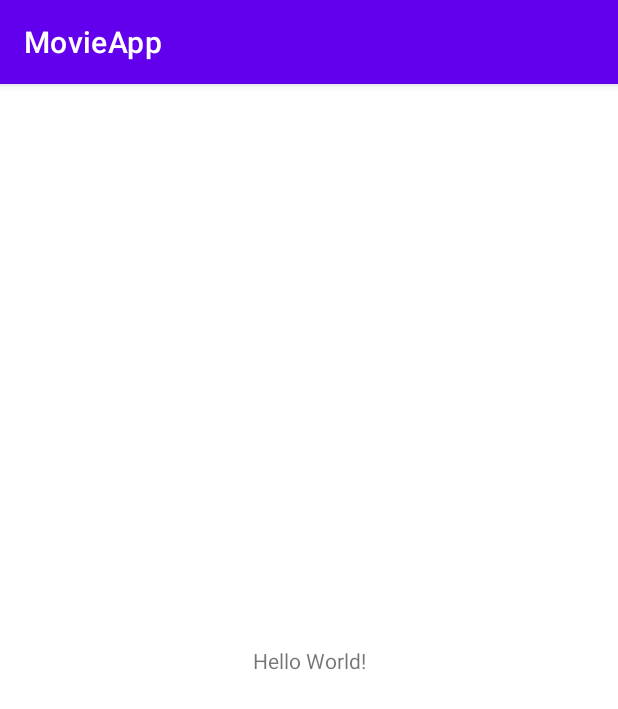
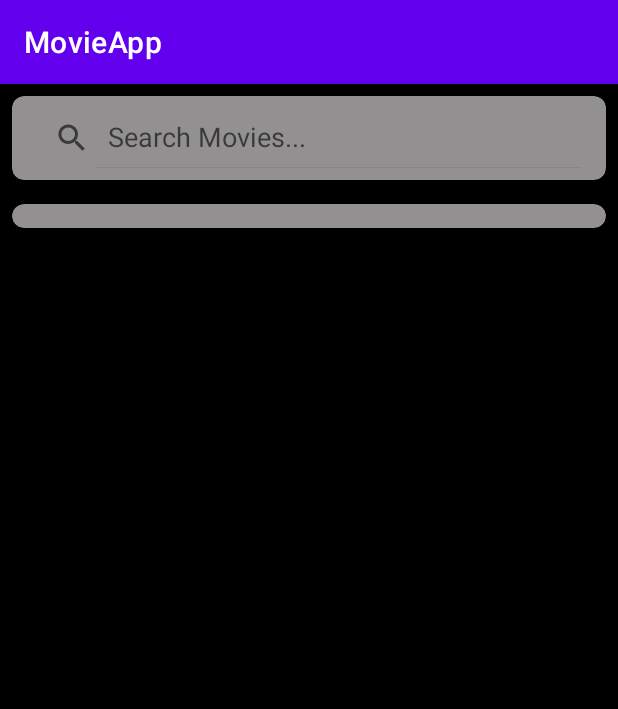
Before and after one commit to Aggrey-Odinga/MovieApp, an Android app: the screen it shows after launch once a user with an empty profile is signed in (MainActivity), on a phone screen of 412 x 824 dp. Shown: the top 709 px of the screen. Run offline under Robolectric (Android 15) with nearby library versions, the phone set to English and light mode, and no system bars; our stand-ins replace ButterKnife, Firebase (no records; nobody signed in at launch, a user with empty details on screens opened directly).

Commit message:
Add custom layout for recycler view

```diff
--- a/app/src/main/java/com/moringaschool/movieapp/MainActivity.java
+++ b/app/src/main/java/com/moringaschool/movieapp/MainActivity.java
@@ -1,14 +1,57 @@
 package com.moringaschool.movieapp;
 
 import androidx.appcompat.app.AppCompatActivity;
+import androidx.appcompat.widget.SearchView;
+import androidx.recyclerview.widget.LinearLayoutManager;
+import androidx.recyclerview.widget.RecyclerView;
 
 import android.os.Bundle;
+import android.util.Log;
+
+import java.util.List;
+
+import retrofit2.Call;
+import retrofit2.Callback;
+import retrofit2.Response;
 
 public class MainActivity extends AppCompatActivity {
+    SearchView search_view;
+    RecyclerView recycler_view_home;
 
     @Override
     protected void onCreate(Bundle savedInstanceState) {
         super.onCreate(savedInstanceState);
         setContentView(R.layout.activity_main);
+
+
+
+        search_view = findViewById(R.id.search_view);
+        recycler_view_home = findViewById(R.id.recycler_view_home);
+//        String query =
+//
+//        TmdbApi client = TmdbClient.getClient();
+//
+//        Call<TmdbSearchMultiResponse> call = client.getMovies(Constants.API_KEY, query);
+//
+//        call.enqueue(new Callback<TmdbSearchMultiResponse>() {
+//            @Override
+//            public void onResponse(Call<TmdbSearchMultiResponse> call, Response<TmdbSearchMultiResponse> response) {
+//
+//                hideProgressBar();
+//                if(response.isSuccessful()){
+//                    List<Track> tracks = response.body().getMessage().getBody().getTrackList();
+//                    Log.d(TAG, String.format("Track Size %d", tracks.size()));
+//                    mAdapter = new TrackListAdapter(ArtistsListActivity.this, tracks);
+//                    mRecyclerView.setAdapter(mAdapter);
+//                    RecyclerView.LayoutManager layoutManager =
+//                            new LinearLayoutManager(ArtistsListActivity.this);
+//                    mRecyclerView.setLayoutManager(layoutManager);
+//                    mRecyclerView.setHasFixedSize(true);
+//
+//                }
+//                else{
+//                    showFailureMessage();
+//                }
+//            }});
     }
 }
--- a/app/src/main/java/com/moringaschool/movieapp/TmdbClient.java
+++ b/app/src/main/java/com/moringaschool/movieapp/TmdbClient.java
@@ -12,6 +12,7 @@ import retrofit2.Retrofit;
 import retrofit2.converter.gson.GsonConverterFactory;
 
 public class TmdbClient {
+
     private static Retrofit retrofit = null;
 
     public static TmdbApi getClient() {
--- a/app/src/main/res/layout/activity_main.xml
+++ b/app/src/main/res/layout/activity_main.xml
@@ -1,18 +1,47 @@
 <?xml version="1.0" encoding="utf-8"?>
-<androidx.constraintlayout.widget.ConstraintLayout xmlns:android="http://schemas.android.com/apk/res/android"
+<LinearLayout xmlns:android="http://schemas.android.com/apk/res/android"
     xmlns:app="http://schemas.android.com/apk/res-auto"
     xmlns:tools="http://schemas.android.com/tools"
     android:layout_width="match_parent"
     android:layout_height="match_parent"
+    android:background="@color/black"
+    android:orientation="vertical"
     tools:context=".MainActivity">
 
-    <TextView
-        android:layout_width="wrap_content"
-        android:layout_height="wrap_content"
-        android:text="Hello World!"
-        app:layout_constraintBottom_toBottomOf="parent"
-        app:layout_constraintEnd_toEndOf="parent"
-        app:layout_constraintStart_toStartOf="parent"
-        app:layout_constraintTop_toTopOf="parent" />
+    <androidx.cardview.widget.CardView
+        android:layout_margin="8dp"
+        app:cardCornerRadius="8dp"
+        app:cardElevation="8dp"
+        app:cardBackgroundColor="#95FAF6F6"
+        android:layout_width="match_parent"
+        android:layout_height="wrap_content">
 
-</androidx.constraintlayout.widget.ConstraintLayout>
+        <androidx.appcompat.widget.SearchView
+            android:id="@+id/search_view"
+            app:iconifiedByDefault="false"
+            android:padding="8dp"
+            app:queryHint="Search Movies..."
+            android:layout_width="match_parent"
+            android:layout_height="?attr/actionBarSize"/>
+
+    </androidx.cardview.widget.CardView>
+
+    <androidx.cardview.widget.CardView
+        app:cardBackgroundColor="#95FAF6F6"
+        app:cardElevation="8dp"
+        app:cardCornerRadius="8dp"
+        android:layout_margin="8dp"
+        android:layout_width="match_parent"
+        android:layout_height="wrap_content">
+
+        <androidx.recyclerview.widget.RecyclerView
+            android:id="@+id/recycler_view_home"
+            android:layout_margin="8dp"
+            android:layout_width="match_parent"
+            android:layout_height="wrap_content"/>
+
+    </androidx.cardview.widget.CardView>
+
+
+
+</LinearLayout>
```
Also changed, not shown: app/src/main/res/layout/home_movies_list.xml (added, +37 -0 lines).
